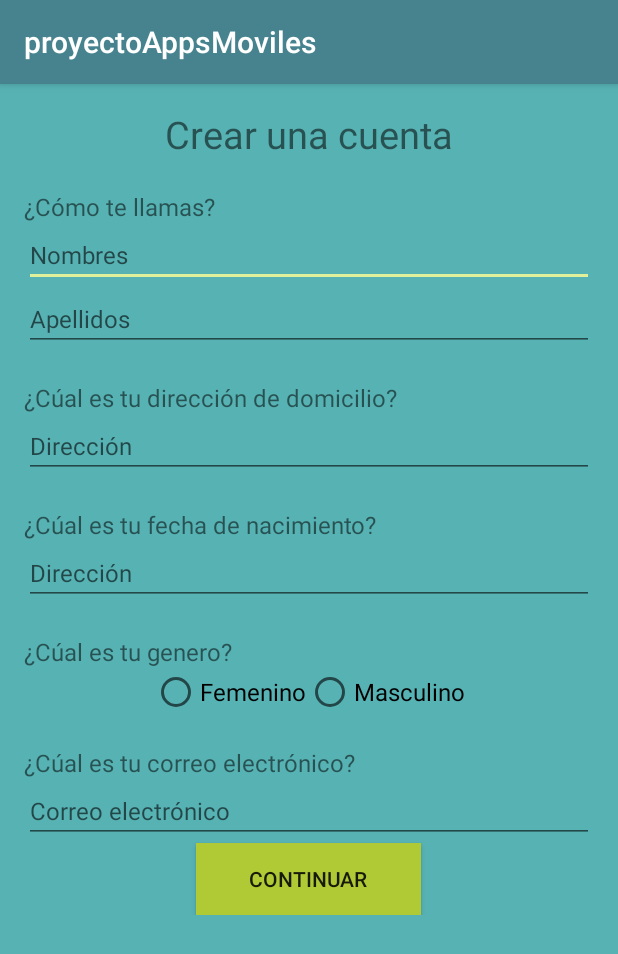
After one commit to dianaitr/ProyectoAppsMoviles, an Android app: the RegisterEmployeeActivity screen opened directly, with no data from a screen before it, on a phone screen of 412 x 824 dp. The commit adds this screen. Shown: the top 954 px of the screen. Run offline under Robolectric (Android 15) with nearby library versions, the phone set to English and light mode, and no system bars.

Commit message:
agrego activity del empleado y cliente, y botones colaborador y registrar aqui funcionan

```diff
--- a/app/src/main/AndroidManifest.xml
+++ b/app/src/main/AndroidManifest.xml
@@ -23,7 +23,9 @@
         </activity>
         <activity
             android:name=".LoginActivity"
-            android:label="@string/title_activity_login"></activity>
+            android:label="@string/title_activity_login" />
+        <activity android:name=".RegisterEmployeeActivity" />
+        <activity android:name=".RegisterClientActivity"></activity>
     </application>
 
 </manifest>
--- /dev/null
+++ b/app/src/main/java/com/app/icesi/proyectoappsmoviles/RegisterEmployeeActivity.java
@@ -0,0 +1,13 @@
+package com.app.icesi.proyectoappsmoviles;
+
+import android.support.v7.app.AppCompatActivity;
+import android.os.Bundle;
+
+public class RegisterEmployeeActivity extends AppCompatActivity {
+
+    @Override
+    protected void onCreate(Bundle savedInstanceState) {
+        super.onCreate(savedInstanceState);
+        setContentView(R.layout.activity_register_employee);
+    }
+}
--- a/app/src/main/res/layout/activity_login.xml
+++ b/app/src/main/res/layout/activity_login.xml
@@ -11,7 +11,7 @@
 
     <ImageView
         android:layout_width="382dp"
-        android:layout_height="150dp"
+        android:layout_height="170dp"
         android:layout_gravity="center_horizontal"
         android:background="@drawable/service" />
 
@@ -125,7 +125,9 @@
                 android:layout_height="wrap_content"
                 android:text="¿No tienes una cuenta? Registrate aquí"
                 android:layout_gravity="center_horizontal"
-                android:linksClickable="true"/>
+                android:linksClickable="true"
+                android:textColor="#ffffff"
+                />
 
         </LinearLayout>
     </ScrollView>
--- a/app/src/main/res/layout/activity_main.xml
+++ b/app/src/main/res/layout/activity_main.xml
@@ -10,8 +10,8 @@
    >
 
     <ImageView
-        android:layout_width="250dp"
-        android:layout_height="250dp"
+        android:layout_width="230dp"
+        android:layout_height="230dp"
         android:layout_gravity="center_horizontal"
         android:background="@drawable/cleanhome" />
 
--- /dev/null
+++ b/app/src/main/res/layout/activity_register_employee.xml
@@ -0,0 +1,140 @@
+<?xml version="1.0" encoding="utf-8"?>
+<LinearLayout xmlns:android="http://schemas.android.com/apk/res/android"
+    xmlns:app="http://schemas.android.com/apk/res-auto"
+    xmlns:tools="http://schemas.android.com/tools"
+    android:layout_width="match_parent"
+    android:layout_height="match_parent"
+    tools:context=".RegisterEmployeeActivity"
+    android:background="#57B2B4"
+    android:orientation="vertical"
+>
+
+<ScrollView
+    android:layout_width="match_parent"
+    android:layout_height="match_parent">
+
+    <LinearLayout
+        android:layout_width="match_parent"
+        android:layout_height="match_parent"
+        android:background="#57B2B4"
+        android:orientation="vertical"
+        android:gravity="center_horizontal"
+        android:paddingLeft="@dimen/activity_horizontal_margin"
+        android:paddingTop="@dimen/activity_vertical_margin"
+        android:paddingRight="@dimen/activity_horizontal_margin"
+        android:paddingBottom="@dimen/activity_vertical_margin">
+         <TextView
+        android:layout_width="wrap_content"
+        android:layout_height="wrap_content"
+        android:text="Crear una cuenta"
+        android:textSize="25dp"/>
+
+<TextView
+    android:layout_width="wrap_content"
+    android:layout_height="wrap_content"
+    android:text="¿Cómo te llamas?"
+    android:textSize="16dp"
+    android:layout_gravity="left"
+    android:layout_marginTop="20dp"/>
+
+
+    <EditText
+        android:layout_width="match_parent"
+        android:layout_height="wrap_content"
+        android:hint="Nombres"
+        android:id="@+id/txtName"
+        android:textSize="16dp"/>
+    <EditText
+        android:layout_width="match_parent"
+        android:layout_height="wrap_content"
+        android:hint="Apellidos"
+        android:textSize="16dp"
+        android:id="@+id/txtLastNames"/>
+
+
+
+    <TextView
+        android:layout_width="wrap_content"
+        android:layout_height="wrap_content"
+        android:text="¿Cúal es tu dirección de domicilio?"
+        android:textSize="16dp"
+        android:layout_gravity="left"
+        android:layout_marginTop="20dp"/>
+
+    <EditText
+        android:layout_width="match_parent"
+        android:layout_height="wrap_content"
+        android:hint="Dirección"
+        android:textSize="16dp"
+        android:id="@+id/txtAdress"/>
+
+    <TextView
+        android:layout_width="wrap_content"
+        android:layout_height="wrap_content"
+        android:text="¿Cúal es tu fecha de nacimiento?"
+        android:textSize="16dp"
+        android:layout_gravity="left"
+        android:layout_marginTop="20dp"/>
+
+    <EditText
+        android:layout_width="match_parent"
+        android:layout_height="wrap_content"
+        android:hint="Dirección"
+        android:textSize="16dp"
+        android:id="@+id/txtDateOfBirth"/>
+
+
+    <TextView
+        android:layout_width="wrap_content"
+        android:layout_height="wrap_content"
+        android:text="¿Cúal es tu genero?"
+        android:textSize="16dp"
+        android:layout_gravity="left"
+        android:layout_marginTop="20dp"/>
+
+    <RadioGroup
+        android:layout_width="match_parent"
+        android:layout_height="wrap_content"
+        android:orientation="horizontal"
+        android:gravity="center_horizontal">
+        <RadioButton
+            android:layout_width="wrap_content"
+            android:layout_height="wrap_content"
+            android:text="Femenino"
+            android:textSize="16dp"
+            android:id="@+id/rdFemale"/>
+        <RadioButton
+            android:layout_width="wrap_content"
+            android:layout_height="wrap_content"
+            android:text="Masculino"
+            android:textSize="16dp"
+            android:id="@+id/rdMale"/>
+    </RadioGroup>
+
+    <TextView
+        android:layout_width="wrap_content"
+        android:layout_height="wrap_content"
+        android:text="¿Cúal es tu correo electrónico?"
+        android:textSize="16dp"
+        android:layout_gravity="left"
+        android:layout_marginTop="20dp"/>
+
+
+        <EditText
+            android:layout_width="match_parent"
+            android:layout_height="wrap_content"
+            android:hint="Correo electrónico"
+            android:textSize="16dp"
+            android:id="@+id/txtEmail"/>
+
+        <Button
+            android:layout_width="150dp"
+            android:layout_height="wrap_content"
+            android:text="Continuar"
+            android:id="@+id/btn_continuar"
+            android:background="#B0CA36"/>
+
+    </LinearLayout>
+
+</ScrollView>
+</LinearLayout>
--- a/app/src/main/res/values/colors.xml
+++ b/app/src/main/res/values/colors.xml
@@ -1,6 +1,6 @@
 <?xml version="1.0" encoding="utf-8"?>
 <resources>
-    <color name="colorPrimary">#008577</color>
+    <color name="colorPrimary">#47838E</color>
     <color name="colorPrimaryDark">#00574B</color>
-    <color name="colorAccent">#D81B60</color>
+    <color name="colorAccent">#e0ef99</color>
 </resources>
```
Also changed, not shown: app/src/main/java/com/app/icesi/proyectoappsmoviles/LoginActivity.java (+41 -45 lines), app/src/main/java/com/app/icesi/proyectoappsmoviles/MainActivity.java (+6 -7 lines), app/src/main/java/com/app/icesi/proyectoappsmoviles/RegisterClientActivity.java (added, +13 -0 lines), app/src/main/res/layout/activity_register_client.xml (added, +9 -0 lines).
